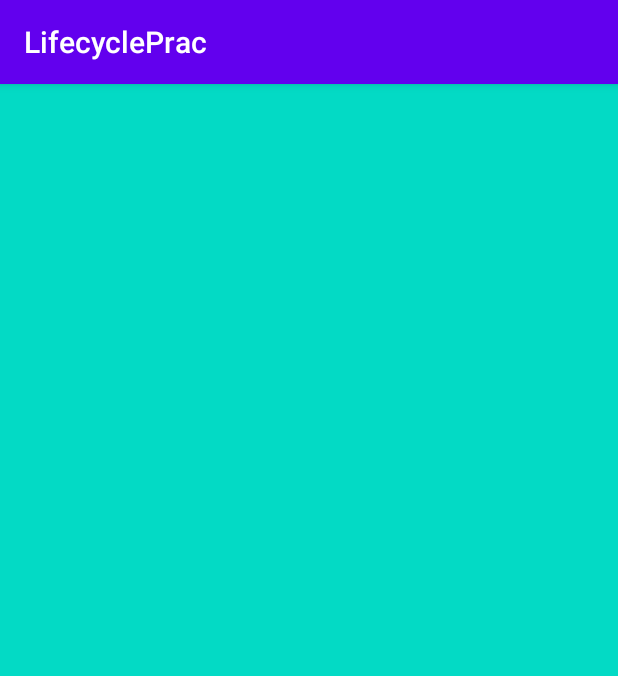
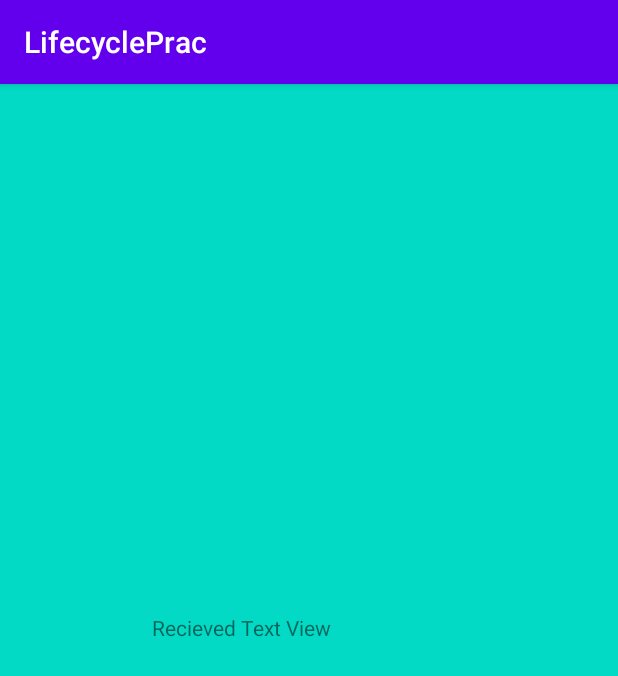
Before and after one commit to acolistro/LifecyclePrac, an Android app: the ShowGuess screen opened directly, with no data from a screen before it, on a phone screen of 412 x 824 dp. Shown: the top 676 px of the screen. Run offline under Robolectric (Android 15) with nearby library versions, the phone set to English and light mode, and no system bars.

Commit message:
add intent to switch to second activity on click

```diff
--- a/app/src/main/res/layout/activity_main.xml
+++ b/app/src/main/res/layout/activity_main.xml
@@ -8,7 +8,7 @@
     tools:context=".MainActivity">
 
     <Button
-        android:id="@+id/button"
+        android:id="@+id/button_guess"
         android:layout_width="152dp"
         android:layout_height="58dp"
         android:background="#ED99F6"
--- a/app/src/main/res/layout/activity_show_guess.xml
+++ b/app/src/main/res/layout/activity_show_guess.xml
@@ -7,4 +7,13 @@
     android:background="@color/colorAccent"
     tools:context=".ShowGuess">
 
+    <TextView
+        android:id="@+id/recieved_text_view"
+        android:layout_width="210dp"
+        android:layout_height="63dp"
+        android:text="@string/recieved_text_view"
+        app:layout_constraintBottom_toBottomOf="parent"
+        app:layout_constraintEnd_toEndOf="parent"
+        app:layout_constraintStart_toStartOf="parent"
+        app:layout_constraintTop_toTopOf="parent" />
 </androidx.constraintlayout.widget.ConstraintLayout>
--- a/app/src/main/res/values/strings.xml
+++ b/app/src/main/res/values/strings.xml
@@ -2,4 +2,5 @@
     <string name="app_name">LifecyclePrac</string>
     <string name="enter_guess">Enter Guess Here</string>
     <string name="guess_the_name_button">Guess the Name</string>
+    <string name="recieved_text_view">Recieved Text View</string>
 </resources>
```
Also changed, not shown: app/src/main/java/com/example/lifecycleprac/MainActivity.java (+15 -0 lines).
